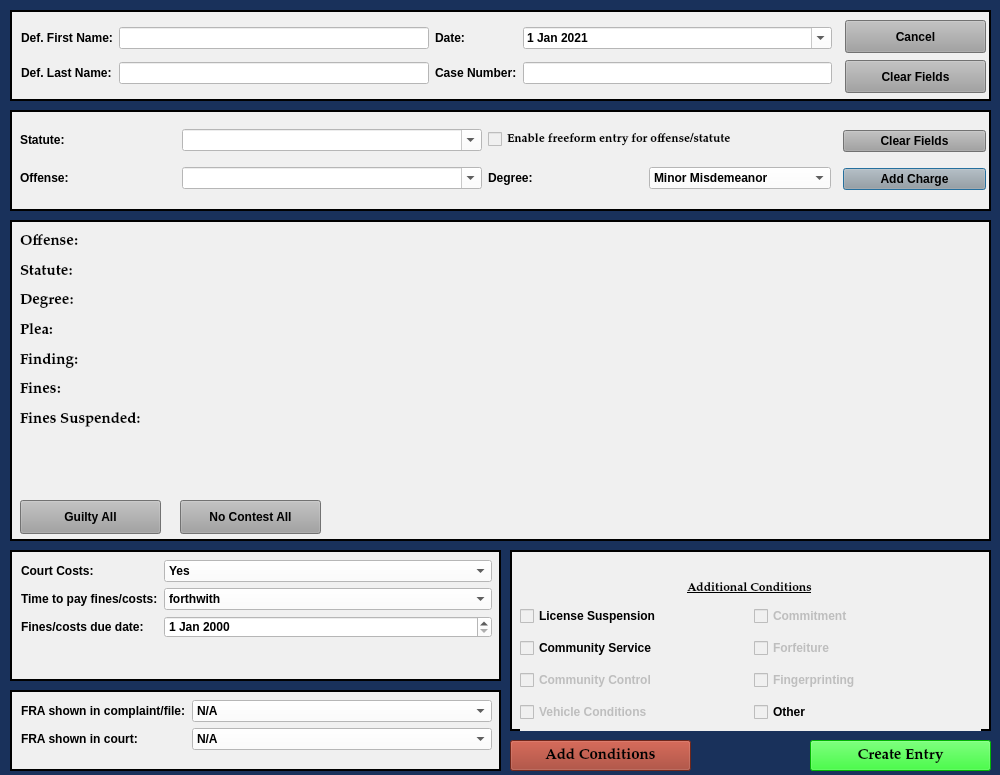
Old version of the form resources/ui/MinorMisdemeanorDialog.ui in the repository HunterProgram22/MuniEntry.
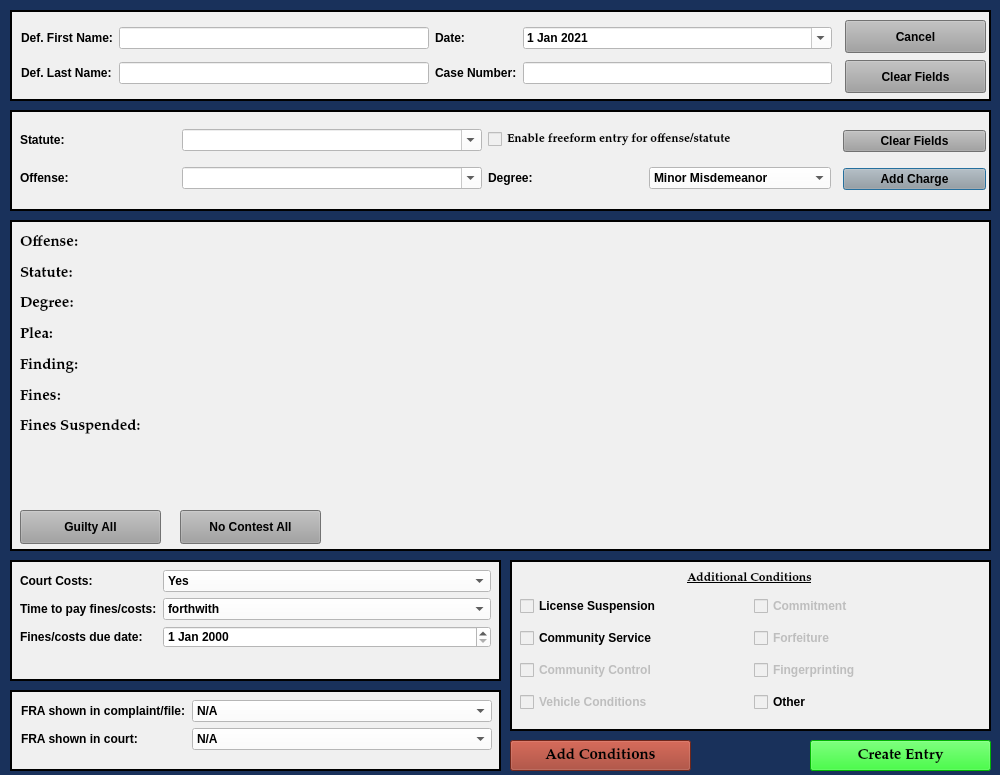
New version of the form.

Patch:
```diff
--- a/resources/ui/MinorMisdemeanorDialog.ui
+++ b/resources/ui/MinorMisdemeanorDialog.ui
@@ -355,7 +355,7 @@
      <x>10</x>
      <y>220</y>
      <width>981</width>
-     <height>321</height>
+     <height>331</height>
     </rect>
    </property>
    <property name="font">
@@ -385,7 +385,7 @@
       <x>10</x>
       <y>10</y>
       <width>961</width>
-      <height>261</height>
+      <height>271</height>
      </rect>
     </property>
     <layout class="QGridLayout" name="charges_gridLayout">
@@ -524,7 +524,7 @@
     <property name="geometry">
      <rect>
       <x>10</x>
-      <y>280</y>
+      <y>290</y>
       <width>141</width>
       <height>34</height>
      </rect>
@@ -543,7 +543,7 @@
     <property name="geometry">
      <rect>
       <x>170</x>
-      <y>280</y>
+      <y>290</y>
       <width>141</width>
       <height>34</height>
      </rect>
@@ -733,9 +733,9 @@
    <property name="geometry">
     <rect>
      <x>10</x>
-     <y>550</y>
+     <y>560</y>
      <width>491</width>
-     <height>131</height>
+     <height>121</height>
     </rect>
    </property>
    <property name="styleSheet">
@@ -750,16 +750,16 @@
    <property name="lineWidth">
     <number>2</number>
    </property>
-   <widget class="QWidget" name="layoutWidget">
+   <widget class="QWidget" name="">
     <property name="geometry">
      <rect>
-      <x>11</x>
+      <x>10</x>
       <y>10</y>
       <width>471</width>
-      <height>111</height>
+      <height>99</height>
      </rect>
     </property>
-    <layout class="QFormLayout" name="formLayout_2">
+    <layout class="QFormLayout" name="formLayout">
      <item row="0" column="0">
       <widget class="QLabel" name="label_11">
        <property name="text">
@@ -950,9 +950,9 @@
    <property name="geometry">
     <rect>
      <x>510</x>
-     <y>550</y>
+     <y>560</y>
      <width>481</width>
-     <height>181</height>
+     <height>171</height>
     </rect>
    </property>
    <property name="styleSheet">
@@ -973,7 +973,7 @@
     <property name="geometry">
      <rect>
       <x>14</x>
-      <y>30</y>
+      <y>10</y>
       <width>451</width>
       <height>16</height>
      </rect>
@@ -999,7 +999,7 @@
     <property name="geometry">
      <rect>
       <x>10</x>
-      <y>50</y>
+      <y>30</y>
       <width>461</width>
       <height>131</height>
      </rect>
```
